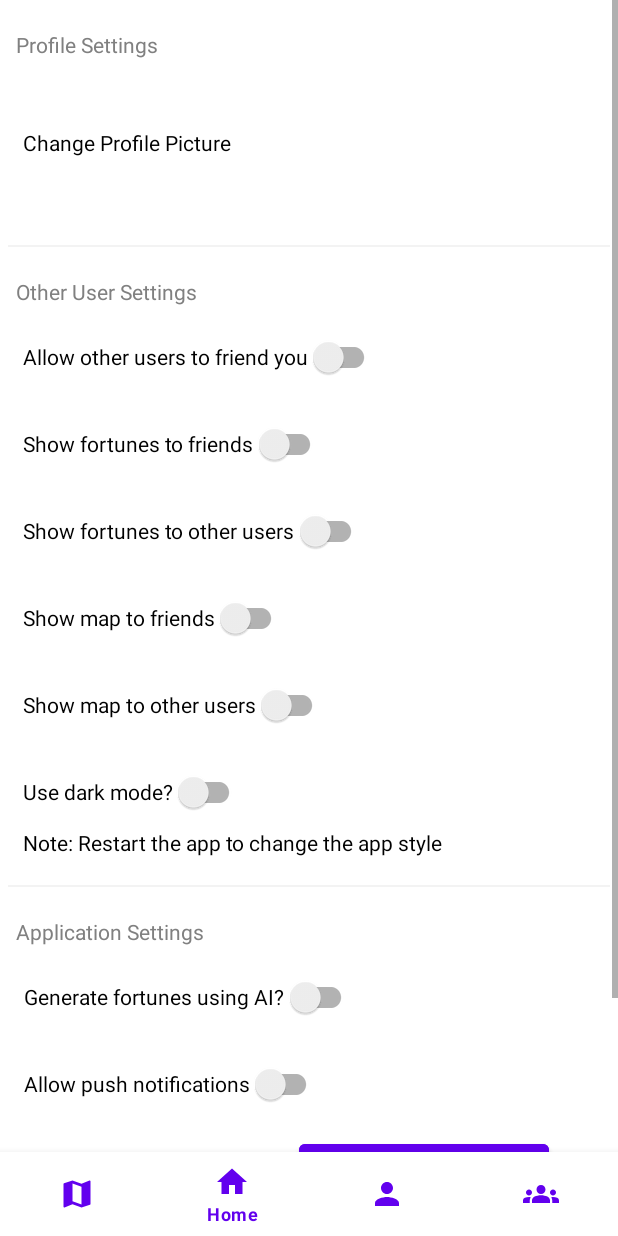
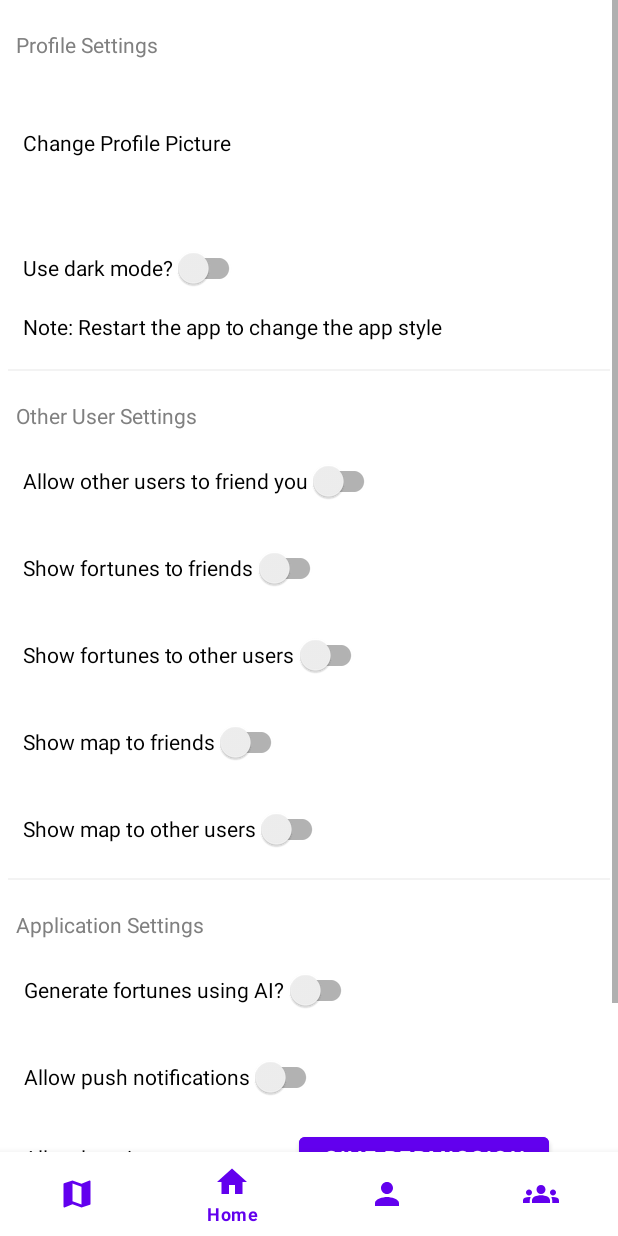
Before and after one commit to gmongaras/MetaU_Capstone, an Android app: the fragment SettingsFragment placed in its activity, on a phone screen of 412 x 824 dp. Run offline under Robolectric (Android 15) with nearby library versions, the light colour scheme and no system bars; libraries missing offline, so code that uses them is left out: com.parse; pictures from the network do not load; 8 statements that could not run were skipped.

Commit message:
Changed poition of dark mode setting

```diff
--- a/app/src/main/res/layout/fragment_settings.xml
+++ b/app/src/main/res/layout/fragment_settings.xml
@@ -20,6 +20,31 @@
             app:layout_constraintEnd_toEndOf="parent"
             app:layout_constraintStart_toStartOf="parent"
             app:layout_constraintTop_toTopOf="parent">
+
+            <TextView
+                android:id="@+id/textView2"
+                android:layout_width="wrap_content"
+                android:layout_height="wrap_content"
+                android:layout_marginTop="5dp"
+                android:layout_marginBottom="20dp"
+                android:text="Note: Restart the app to change the app style"
+                android:textColor="?textFillColor"
+                android:textSize="14sp"
+                app:layout_constraintBottom_toBottomOf="parent"
+                app:layout_constraintStart_toStartOf="@+id/swDarkMode"
+                app:layout_constraintTop_toBottomOf="@+id/swDarkMode"
+                app:layout_constraintVertical_bias="1.0" />
+
+            <androidx.appcompat.widget.SwitchCompat
+                android:id="@+id/swDarkMode"
+                android:layout_width="wrap_content"
+                android:layout_height="wrap_content"
+                android:layout_marginStart="10dp"
+                android:layout_marginTop="10dp"
+                android:text="Use dark mode?"
+                android:textColor="?textFillColor"
+                app:layout_constraintStart_toStartOf="parent"
+                app:layout_constraintTop_toBottomOf="@+id/ivChangePFP" />
 
             <View
                 android:id="@+id/colored_bar3"
@@ -48,8 +73,6 @@
                 android:layout_height="100dp"
                 android:layout_marginStart="20dp"
                 android:layout_marginTop="5dp"
-                android:layout_marginBottom="20dp"
-                app:layout_constraintBottom_toBottomOf="parent"
                 app:layout_constraintStart_toEndOf="@+id/textView"
                 app:layout_constraintTop_toBottomOf="@+id/textView9"
                 tools:src="@tools:sample/avatars" />
@@ -132,20 +155,12 @@
                 android:layout_width="wrap_content"
                 android:layout_height="wrap_content"
                 android:layout_marginTop="10dp"
+                android:layout_marginBottom="10dp"
                 android:text="Show map to other users"
                 android:textColor="?textFillColor"
+                app:layout_constraintBottom_toBottomOf="parent"
                 app:layout_constraintStart_toStartOf="@+id/swFriendable"
                 app:layout_constraintTop_toBottomOf="@+id/swShowMapFriends" />
-
-            <androidx.appcompat.widget.SwitchCompat
-                android:id="@+id/swDarkMode"
-                android:layout_width="wrap_content"
-                android:layout_height="wrap_content"
-                android:layout_marginTop="10dp"
-                android:text="Use dark mode?"
-                android:textColor="?textFillColor"
-                app:layout_constraintStart_toStartOf="@+id/swShowMapUsers"
-                app:layout_constraintTop_toBottomOf="@+id/swShowMapUsers" />
 
             <TextView
                 android:id="@+id/textView5"
@@ -157,18 +172,6 @@
                 android:textColor="?textOutlineColor"
                 app:layout_constraintStart_toStartOf="parent"
                 app:layout_constraintTop_toTopOf="parent" />
-
-            <TextView
-                android:id="@+id/textView2"
-                android:layout_width="wrap_content"
-                android:layout_height="wrap_content"
-                android:layout_marginBottom="20dp"
-                android:text="Note: Restart the app to change the app style"
-                android:textSize="14sp"
-                app:layout_constraintBottom_toBottomOf="parent"
-                app:layout_constraintStart_toStartOf="@+id/swDarkMode"
-                app:layout_constraintTop_toBottomOf="@+id/swDarkMode"
-                android:textColor="?textFillColor"/>
 
         </androidx.constraintlayout.widget.ConstraintLayout>
 
```
